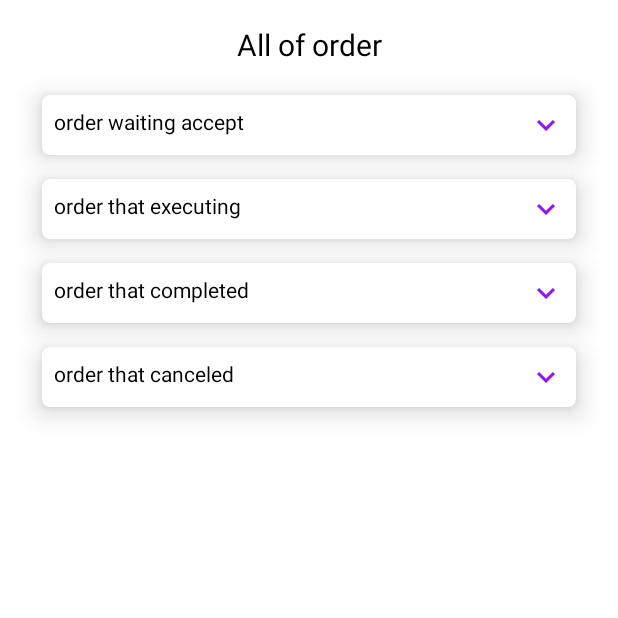
After one commit to GSG-Training/TGas, an Android app: the MyorderActivity screen opened directly, with no data from a screen before it, on a phone screen of 412 x 824 dp, the top half of it. The commit adds this screen. Run offline under Robolectric (Android 15) with nearby library versions, the phone set to English and light mode, and no system bars.

Commit message:
add My order activity

```diff
--- a/app/src/main/AndroidManifest.xml
+++ b/app/src/main/AndroidManifest.xml
@@ -9,7 +9,8 @@
         android:roundIcon="@mipmap/ic_launcher_round"
         android:supportsRtl="true"
         android:theme="@style/Theme.Project_test">
-        <activity android:name=".CompanyActivity"></activity>
+        <activity android:name=".MyorderActivity"></activity>
+        <activity android:name=".CompanyActivity" />
         <activity android:name=".MainActivity2" />
         <activity android:name=".HomeActivity">
             <intent-filter>
--- /dev/null
+++ b/app/src/main/java/com/example/project_test/MyorderActivity.java
@@ -0,0 +1,14 @@
+package com.example.project_test;
+
+import androidx.appcompat.app.AppCompatActivity;
+
+import android.os.Bundle;
+
+public class MyorderActivity extends AppCompatActivity {
+
+    @Override
+    protected void onCreate(Bundle savedInstanceState) {
+        super.onCreate(savedInstanceState);
+        setContentView(R.layout.activity_myorder);
+    }
+}
--- /dev/null
+++ b/app/src/main/res/drawable/ic_baseline_delete_24.xml
@@ -0,0 +1,5 @@
+<vector android:height="24dp" android:tint="#FE291D"
+    android:viewportHeight="24" android:viewportWidth="24"
+    android:width="24dp" xmlns:android="http://schemas.android.com/apk/res/android">
+    <path android:fillColor="@android:color/white" android:pathData="M6,19c0,1.1 0.9,2 2,2h8c1.1,0 2,-0.9 2,-2V7H6v12zM19,4h-3.5l-1,-1h-5l-1,1H5v2h14V4z"/>
+</vector>
--- /dev/null
+++ b/app/src/main/res/drawable/ic_baseline_keyboard_arrow_down_24.xml
@@ -0,0 +1,5 @@
+<vector android:height="24dp" android:tint="#970FFE"
+    android:viewportHeight="24" android:viewportWidth="24"
+    android:width="24dp" xmlns:android="http://schemas.android.com/apk/res/android">
+    <path android:fillColor="@android:color/white" android:pathData="M7.41,8.59L12,13.17l4.59,-4.58L18,10l-6,6 -6,-6 1.41,-1.41z"/>
+</vector>
--- /dev/null
+++ b/app/src/main/res/drawable/ic_baseline_keyboard_arrow_up_24.xml
@@ -0,0 +1,5 @@
+<vector android:height="24dp" android:tint="#970FFE"
+    android:viewportHeight="24" android:viewportWidth="24"
+    android:width="24dp" xmlns:android="http://schemas.android.com/apk/res/android">
+    <path android:fillColor="@android:color/white" android:pathData="M7.41,15.41L12,10.83l4.59,4.58L18,14l-6,-6 -6,6z"/>
+</vector>
--- /dev/null
+++ b/app/src/main/res/layout/activity_myorder.xml
@@ -0,0 +1,211 @@
+<?xml version="1.0" encoding="utf-8"?>
+<androidx.constraintlayout.widget.ConstraintLayout xmlns:android="http://schemas.android.com/apk/res/android"
+    xmlns:app="http://schemas.android.com/apk/res-auto"
+    xmlns:tools="http://schemas.android.com/tools"
+    android:layout_width="match_parent"
+    android:layout_height="match_parent"
+    android:padding="8dp"
+    tools:context=".MyorderActivity">
+
+    <TextView
+        android:id="@+id/txt_all_order"
+        android:layout_width="wrap_content"
+        android:layout_height="wrap_content"
+        android:layout_marginTop="8dp"
+        android:text="All of order"
+        android:textColor="@android:color/black"
+        android:textSize="20sp"
+        app:layout_constraintEnd_toEndOf="parent"
+        app:layout_constraintStart_toStartOf="parent"
+        app:layout_constraintTop_toTopOf="parent" />
+
+    <androidx.cardview.widget.CardView
+        android:id="@+id/card_waiting_accept"
+        android:layout_width="0dp"
+        android:layout_height="wrap_content"
+        android:layout_marginTop="20dp"
+        app:cardCornerRadius="5dp"
+        app:cardElevation="10dp"
+        app:contentPadding="8dp"
+        app:layout_constraintEnd_toEndOf="parent"
+        app:layout_constraintStart_toStartOf="parent"
+        app:layout_constraintTop_toBottomOf="@id/txt_all_order"
+        app:layout_constraintWidth_percent="0.9">
+
+        <androidx.constraintlayout.widget.ConstraintLayout
+            android:layout_width="match_parent"
+            android:layout_height="match_parent">
+
+            <TextView
+                android:id="@+id/txt_order_accepted"
+                android:layout_width="wrap_content"
+                android:layout_height="wrap_content"
+                android:text="order waiting accept"
+                android:textColor="@color/black"
+                app:layout_constraintStart_toStartOf="parent"
+                app:layout_constraintTop_toTopOf="parent" />
+
+            <ImageView
+                android:layout_width="wrap_content"
+                android:layout_height="wrap_content"
+                android:src="@drawable/ic_baseline_keyboard_arrow_down_24"
+                app:layout_constraintEnd_toEndOf="parent"
+                app:layout_constraintTop_toTopOf="parent" />
+
+            <androidx.recyclerview.widget.RecyclerView
+                android:id="@+id/recycle_accepted"
+                android:layout_width="match_parent"
+                android:visibility="gone"
+                android:layout_height="wrap_content"
+                android:layout_marginTop="@dimen/margin_8"
+                tools:listitem="@layout/order_waiting_accept_cell"
+                app:layout_constraintEnd_toEndOf="parent"
+                app:layout_constraintStart_toStartOf="parent"
+                app:layout_constraintTop_toBottomOf="@id/txt_order_accepted" />
+
+        </androidx.constraintlayout.widget.ConstraintLayout>
+
+    </androidx.cardview.widget.CardView>
+
+    <androidx.cardview.widget.CardView
+        android:id="@+id/card_executing"
+        android:layout_width="0dp"
+        android:layout_height="wrap_content"
+        android:layout_marginTop="16dp"
+        app:cardCornerRadius="5dp"
+        app:cardElevation="10dp"
+        app:contentPadding="8dp"
+        app:layout_constraintEnd_toEndOf="parent"
+        app:layout_constraintStart_toStartOf="parent"
+        app:layout_constraintTop_toBottomOf="@id/card_waiting_accept"
+        app:layout_constraintWidth_percent="0.9">
+
+        <androidx.constraintlayout.widget.ConstraintLayout
+            android:layout_width="match_parent"
+            android:layout_height="match_parent">
+
+            <TextView
+                android:id="@+id/txt_not_complete"
+                android:layout_width="wrap_content"
+                android:layout_height="wrap_content"
+                android:text="order that executing"
+                android:textColor="@color/black"
+                app:layout_constraintStart_toStartOf="parent"
+                app:layout_constraintTop_toTopOf="parent" />
+
+            <ImageView
+                android:layout_width="wrap_content"
+                android:layout_height="wrap_content"
+                android:src="@drawable/ic_baseline_keyboard_arrow_down_24"
+                app:layout_constraintEnd_toEndOf="parent"
+                app:layout_constraintTop_toTopOf="parent" />
+
+            <androidx.recyclerview.widget.RecyclerView
+                android:id="@+id/recycle_not_complete"
+                android:layout_width="match_parent"
+                android:layout_height="wrap_content"
+                android:layout_marginTop="@dimen/margin_8"
+                tools:listitem="@layout/order_cell"
+                android:visibility="gone"
+                app:layout_constraintEnd_toEndOf="parent"
+                app:layout_constraintStart_toStartOf="parent"
+                app:layout_constraintTop_toBottomOf="@id/txt_not_complete" />
+
+        </androidx.constraintlayout.widget.ConstraintLayout>
+
+    </androidx.cardview.widget.CardView>
+
+    <androidx.cardview.widget.CardView
+        android:id="@+id/card_complete"
+        android:layout_width="0dp"
+        android:layout_height="wrap_content"
+        android:layout_marginTop="16dp"
+        app:cardCornerRadius="5dp"
+        app:cardElevation="10dp"
+        app:contentPadding="8dp"
+        app:layout_constraintEnd_toEndOf="parent"
+        app:layout_constraintStart_toStartOf="parent"
+        app:layout_constraintTop_toBottomOf="@id/card_executing"
+        app:layout_constraintWidth_percent="0.9">
+
+        <androidx.constraintlayout.widget.ConstraintLayout
+            android:layout_width="match_parent"
+            android:layout_height="match_parent">
+
+            <TextView
+                android:id="@+id/txt_order_complete"
+                android:layout_width="wrap_content"
+                android:layout_height="wrap_content"
+                android:text="order that completed"
+                android:textColor="@color/black"
+                app:layout_constraintStart_toStartOf="parent"
+                app:layout_constraintTop_toTopOf="parent" />
+
+            <ImageView
+                android:layout_width="wrap_content"
+                android:layout_height="wrap_content"
+                android:src="@drawable/ic_baseline_keyboard_arrow_down_24"
+                app:layout_constraintEnd_toEndOf="parent"
+                app:layout_constraintTop_toTopOf="parent" />
+
+            <androidx.recyclerview.widget.RecyclerView
+                android:id="@+id/recycle_completed"
+                android:layout_width="match_parent"
+                android:layout_height="wrap_content"
+                android:layout_marginTop="@dimen/margin_8"
+                android:visibility="gone"
+                app:layout_constraintEnd_toEndOf="parent"
+                app:layout_constraintStart_toStartOf="parent"
+                app:layout_constraintTop_toBottomOf="@id/txt_order_complete" />
+
+        </androidx.constraintlayout.widget.ConstraintLayout>
+
+    </androidx.cardview.widget.CardView>
+
+    <androidx.cardview.widget.CardView
+        android:id="@+id/card_canceled"
+        android:layout_width="0dp"
+        android:layout_height="wrap_content"
+        android:layout_marginTop="16dp"
+        app:cardCornerRadius="5dp"
+        app:cardElevation="10dp"
+        app:contentPadding="8dp"
+        app:layout_constraintEnd_toEndOf="parent"
+        app:layout_constraintStart_toStartOf="parent"
+        app:layout_constraintTop_toBottomOf="@id/card_complete"
+        app:layout_constraintWidth_percent="0.9">
+
+        <androidx.constraintlayout.widget.ConstraintLayout
+            android:layout_width="match_parent"
+            android:layout_height="match_parent">
+
+            <TextView
+                android:id="@+id/txt_order_canceled"
+                android:layout_width="wrap_content"
+                android:layout_height="wrap_content"
+                android:text="order that canceled"
+                android:textColor="@color/black"
+                app:layout_constraintStart_toStartOf="parent"
+                app:layout_constraintTop_toTopOf="parent" />
+
+            <ImageView
+                android:layout_width="wrap_content"
+                android:layout_height="wrap_content"
+                android:src="@drawable/ic_baseline_keyboard_arrow_down_24"
+                app:layout_constraintEnd_toEndOf="parent"
+                app:layout_constraintTop_toTopOf="parent" />
+
+            <androidx.recyclerview.widget.RecyclerView
+                android:id="@+id/recycle_canceled"
+                android:layout_width="match_parent"
+                android:layout_height="wrap_content"
+                android:layout_marginTop="@dimen/margin_8"
+                android:visibility="gone"
+                app:layout_constraintEnd_toEndOf="parent"
+                app:layout_constraintStart_toStartOf="parent"
+                app:layout_constraintTop_toBottomOf="@id/txt_order_canceled" />
+
+        </androidx.constraintlayout.widget.ConstraintLayout>
+
+    </androidx.cardview.widget.CardView>
+</androidx.constraintlayout.widget.ConstraintLayout>
```
Also changed, not shown: app/src/main/res/layout/new_request_comany.xml (+36 -36 lines), app/src/main/res/layout/order_cell.xml (added, +14 -0 lines), app/src/main/res/layout/order_waiting_accept_cell.xml (added, +24 -0 lines), app/src/main/res/layout/toolbar_without_navigationicon.xml (added, +22 -0 lines).
